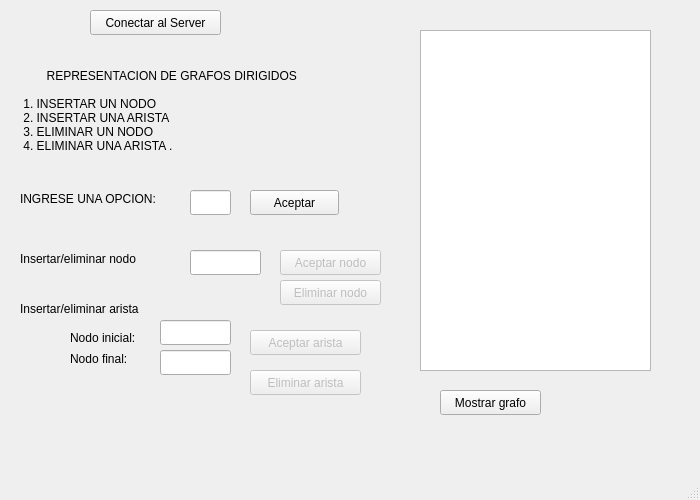
davidaqc/Proyectos-C-, file Client/mainwindow.ui: the form before one commit.
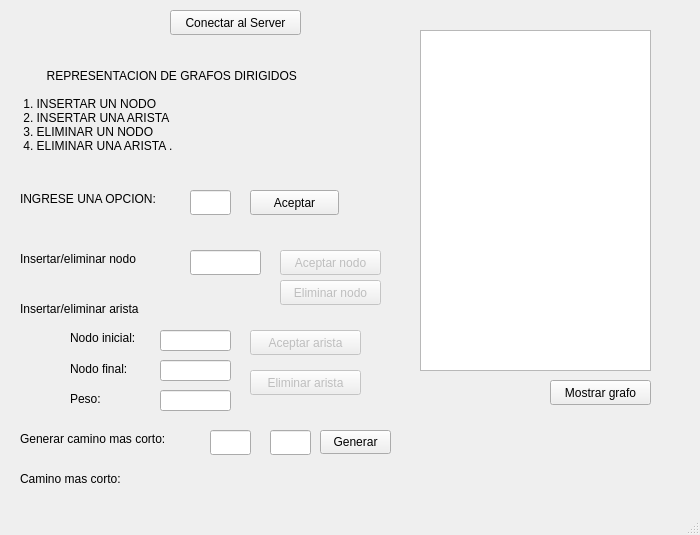
The form after the commit.

What changed in the file:
```diff
--- a/Client/mainwindow.ui
+++ b/Client/mainwindow.ui
@@ -10,7 +10,7 @@
     <x>0</x>
     <y>0</y>
     <width>700</width>
-    <height>500</height>
+    <height>535</height>
    </rect>
   </property>
   <property name="windowTitle">
@@ -140,7 +140,7 @@
     <property name="geometry">
      <rect>
       <x>70</x>
-      <y>350</y>
+      <y>360</y>
       <width>81</width>
       <height>17</height>
      </rect>
@@ -153,9 +153,9 @@
     <property name="geometry">
      <rect>
       <x>160</x>
-      <y>320</y>
+      <y>330</y>
       <width>71</width>
-      <height>25</height>
+      <height>21</height>
      </rect>
     </property>
    </widget>
@@ -163,9 +163,9 @@
     <property name="geometry">
      <rect>
       <x>160</x>
-      <y>350</y>
+      <y>360</y>
       <width>71</width>
-      <height>25</height>
+      <height>21</height>
      </rect>
     </property>
    </widget>
@@ -230,8 +230,8 @@
    <widget class="QPushButton" name="pushButton_4">
     <property name="geometry">
      <rect>
-      <x>440</x>
-      <y>390</y>
+      <x>550</x>
+      <y>380</y>
       <width>101</width>
       <height>25</height>
      </rect>
@@ -243,7 +243,7 @@
    <widget class="QPushButton" name="pushButton_5">
     <property name="geometry">
      <rect>
-      <x>90</x>
+      <x>170</x>
       <y>10</y>
       <width>131</width>
       <height>25</height>
@@ -253,6 +253,101 @@
      <string>Conectar al Server</string>
     </property>
    </widget>
+   <widget class="QToolButton" name="toolButton">
+    <property name="geometry">
+     <rect>
+      <x>320</x>
+      <y>430</y>
+      <width>71</width>
+      <height>24</height>
+     </rect>
+    </property>
+    <property name="text">
+     <string>Generar</string>
+    </property>
+   </widget>
+   <widget class="QLabel" name="label_7">
+    <property name="geometry">
+     <rect>
+      <x>20</x>
+      <y>430</y>
+      <width>181</width>
+      <height>17</height>
+     </rect>
+    </property>
+    <property name="text">
+     <string>Generar camino mas corto:</string>
+    </property>
+   </widget>
+   <widget class="QLineEdit" name="lineEdit_5">
+    <property name="geometry">
+     <rect>
+      <x>210</x>
+      <y>430</y>
+      <width>41</width>
+      <height>25</height>
+     </rect>
+    </property>
+   </widget>
+   <widget class="QLineEdit" name="lineEdit_6">
+    <property name="geometry">
+     <rect>
+      <x>270</x>
+      <y>430</y>
+      <width>41</width>
+      <height>25</height>
+     </rect>
+    </property>
+   </widget>
+   <widget class="QLineEdit" name="lineEdit_7">
+    <property name="geometry">
+     <rect>
+      <x>160</x>
+      <y>390</y>
+      <width>71</width>
+      <height>21</height>
+     </rect>
+    </property>
+   </widget>
+   <widget class="QLabel" name="label_8">
+    <property name="geometry">
+     <rect>
+      <x>70</x>
+      <y>390</y>
+      <width>67</width>
+      <height>17</height>
+     </rect>
+    </property>
+    <property name="text">
+     <string>Peso:</string>
+    </property>
+   </widget>
+   <widget class="QLabel" name="label_9">
+    <property name="geometry">
+     <rect>
+      <x>20</x>
+      <y>470</y>
+      <width>131</width>
+      <height>17</height>
+     </rect>
+    </property>
+    <property name="text">
+     <string>Camino mas corto:</string>
+    </property>
+   </widget>
+   <widget class="QLabel" name="label_10">
+    <property name="geometry">
+     <rect>
+      <x>160</x>
+      <y>470</y>
+      <width>67</width>
+      <height>17</height>
+     </rect>
+    </property>
+    <property name="text">
+     <string/>
+    </property>
+   </widget>
   </widget>
   <widget class="QMenuBar" name="menubar">
    <property name="geometry">
```
